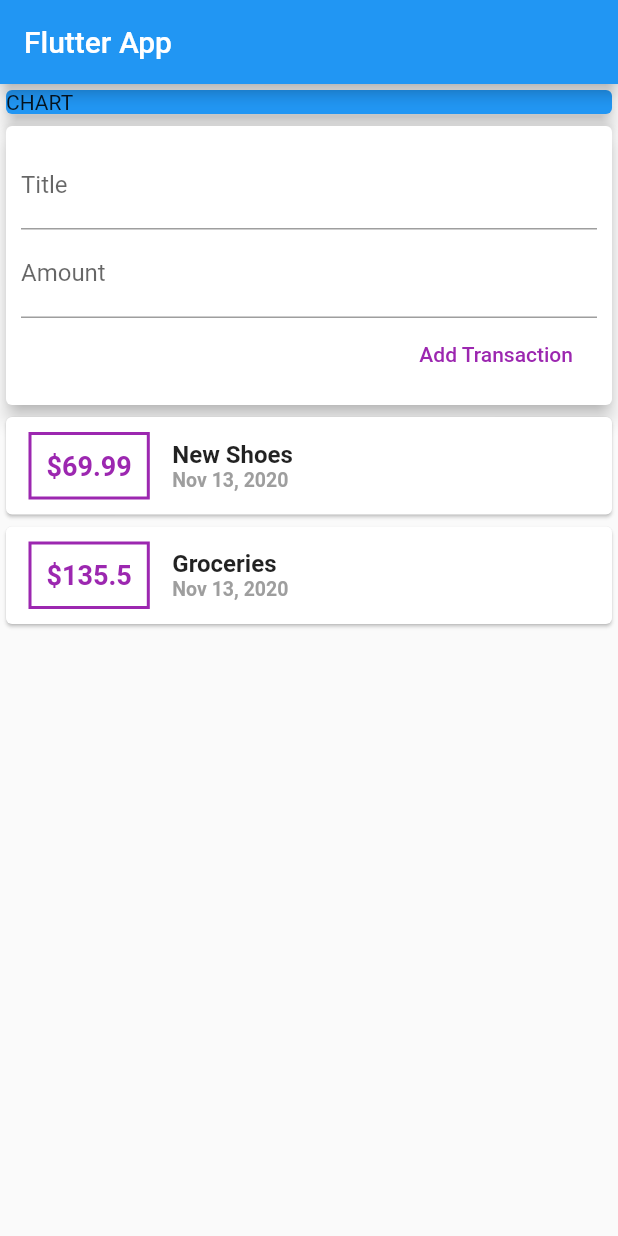
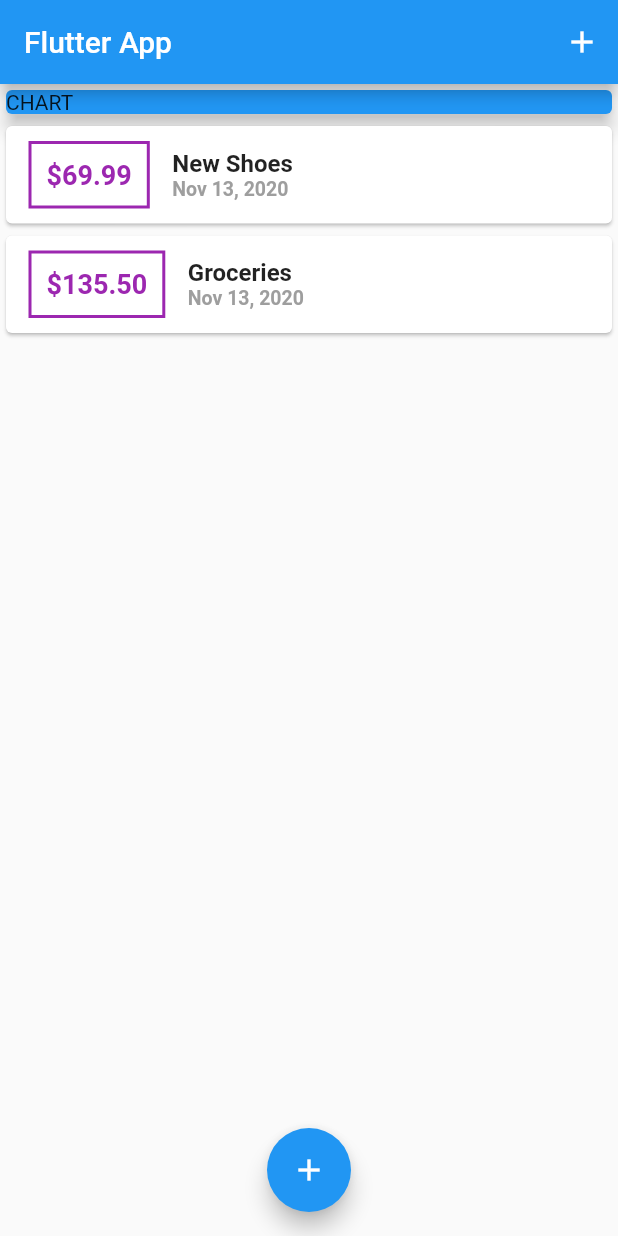
Before and after one commit to kishaprudente/flutter_budget_app, a Flutter app: the screen it shows after launch, on a phone screen of 412 x 824 dp. Run offline on Flutter 3.47's test engine with Material 2 defaults, Android fonts, the phone set to English and light mode, and no system bars.

Commit message:
added transaction modal

```diff
--- a/lib/main.dart
+++ b/lib/main.dart
@@ -1,5 +1,9 @@
+import 'package:budget_app/widgets/transaction_list.dart';
 import 'package:flutter/material.dart';
-import './widgets/user_transaction.dart';
+
+import './widgets/new_transaction.dart';
+import './widgets/transaction_list.dart';
+import './models/transaction.dart';
 
 void main() => runApp(MyApp());
 
@@ -13,12 +17,62 @@ class MyApp extends StatelessWidget {
   }
 }
 
-class MyHomePage extends StatelessWidget {
+class MyHomePage extends StatefulWidget {
+  @override
+  _MyHomePageState createState() => _MyHomePageState();
+}
+
+class _MyHomePageState extends State<MyHomePage> {
+  final List<Transaction> _userTransactions = [
+    Transaction(
+      id: 't1',
+      title: 'New Shoes',
+      amount: 69.99,
+      date: DateTime.now(),
+    ),
+    Transaction(
+      id: 't2',
+      title: 'Groceries',
+      amount: 135.50,
+      date: DateTime.now(),
+    ),
+  ];
+
+  void _addNewTransaction(String title, double amount) {
+    final newTx = Transaction(
+      id: DateTime.now().toString(),
+      title: title,
+      amount: amount,
+      date: DateTime.now(),
+    );
+    setState(() {
+      _userTransactions.add(newTx);
+    });
+  }
+
+  void _startAddNewTransaction(BuildContext ctx) {
+    showModalBottomSheet(
+      context: ctx,
+      builder: (_) {
+        return GestureDetector(
+          onTap: () {},
+          child: NewTransaction(_addNewTransaction),
+        );
+      },
+    );
+  }
+
   @override
   Widget build(BuildContext context) {
     return Scaffold(
       appBar: AppBar(
         title: Text('Flutter App'),
+        actions: <Widget>[
+          IconButton(
+            icon: Icon(Icons.add),
+            onPressed: () => _startAddNewTransaction(context),
+          ),
+        ],
       ),
       body: SingleChildScrollView(
         child: Column(
@@ -33,9 +87,14 @@ class MyHomePage extends StatelessWidget {
                 elevation: 5,
               ),
             ),
-            UserTransactions(),
+            TransactionList(_userTransactions),
           ],
         ),
+      ),
+      floatingActionButtonLocation: FloatingActionButtonLocation.centerFloat,
+      floatingActionButton: FloatingActionButton(
+        child: Icon(Icons.add),
+        onPressed: () => _startAddNewTransaction(context),
       ),
     );
   }
--- a/lib/widgets/transaction_list.dart
+++ b/lib/widgets/transaction_list.dart
@@ -30,7 +30,7 @@ class TransactionList extends StatelessWidget {
                   ),
                   padding: EdgeInsets.all(10),
                   child: Text(
-                    '\$${transactions[index].amount}',
+                    '\$${transactions[index].amount.toStringAsFixed(2)}',
                     style: TextStyle(
                       fontWeight: FontWeight.bold,
                       fontSize: 18,
--- a/lib/widgets/user_transaction.dart
+++ /dev/null
@@ -1,49 +0,0 @@
-import 'package:flutter/material.dart';
-
-import './transaction_list.dart';
-import './new_transaction.dart';
-import '../models/transaction.dart';
-
-class UserTransactions extends StatefulWidget {
-  @override
-  _UserTransactionsState createState() => _UserTransactionsState();
-}
-
-class _UserTransactionsState extends State<UserTransactions> {
-  final List<Transaction> _userTransactions = [
-    Transaction(
-      id: 't1',
-      title: 'New Shoes',
-      amount: 69.99,
-      date: DateTime.now(),
-    ),
-    Transaction(
-      id: 't2',
-      title: 'Groceries',
-      amount: 135.50,
-      date: DateTime.now(),
-    ),
-  ];
-
-  void _addNewTransaction(String title, double amount) {
-    final newTx = Transaction(
-      id: DateTime.now().toString(),
-      title: title,
-      amount: amount,
-      date: DateTime.now(),
-    );
-    setState(() {
-      _userTransactions.add(newTx);
-    });
-  }
-
-  @override
-  Widget build(BuildContext context) {
-    return Column(
-      children: <Widget>[
-        NewTransaction(_addNewTransaction),
-        TransactionList(_userTransactions),
-      ],
-    );
-  }
-}
```
Also changed, not shown: lib/widgets/new_transaction.dart (+26 -8 lines).
